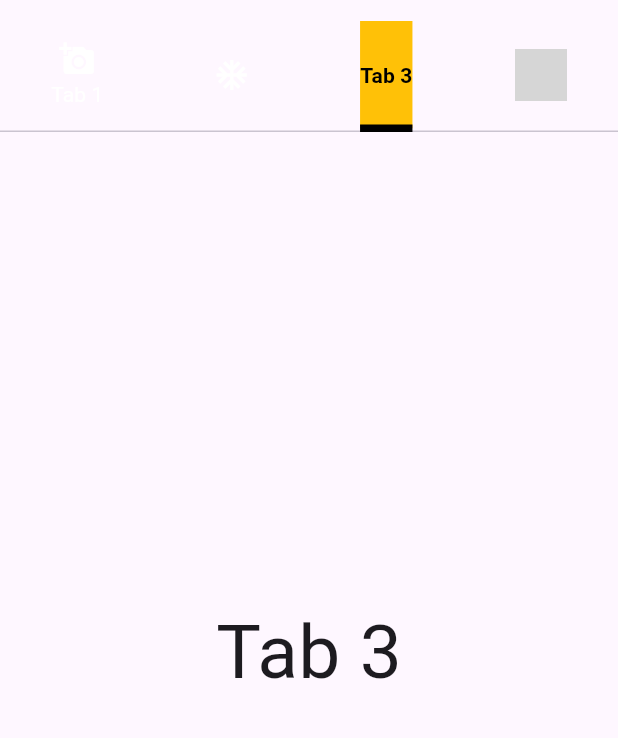
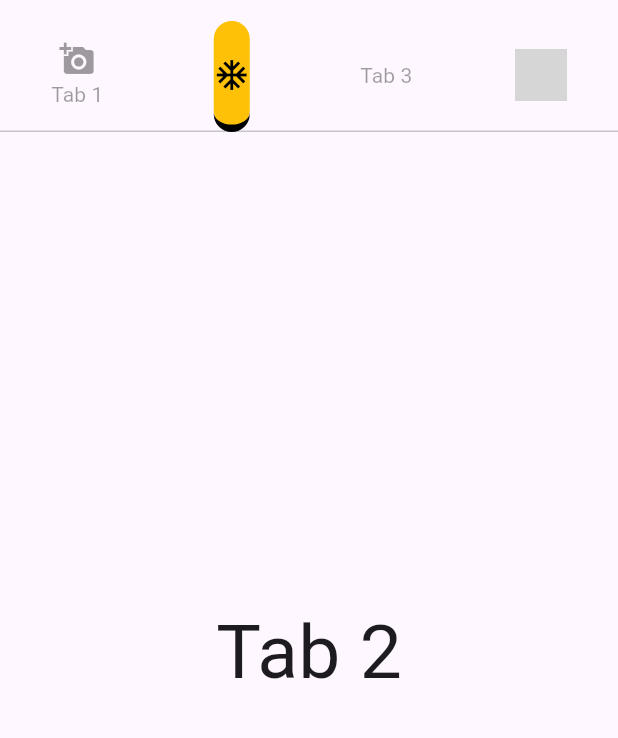
Before and after one commit to azrinurvani/Flutter-Basic-13-Tab-Bar-Widget-, a Flutter app: the screen it shows after launch, on a phone screen of 412 x 824 dp, the part 63-801 px from its top. Run offline on Flutter 3.47's test engine with Material 3 defaults, Android fonts, the phone set to English and light mode, and no system bars; network calls fail; grey boxes are pictures that could not be loaded.

Commit message:
Penambahan komentar untuk penjelasan dari TabBarView di sisi children dan length

```diff
--- a/lib/main.dart
+++ b/lib/main.dart
@@ -30,7 +30,7 @@ class MyApp extends StatelessWidget {
   Widget build(BuildContext context) {
     return MaterialApp(
       home: DefaultTabController(
-        initialIndex: 2,
+        initialIndex: 1,
         length: myTab.length,
         child: Scaffold(
           appBar: AppBar(
@@ -39,7 +39,7 @@ class MyApp extends StatelessWidget {
             bottom: TabBar(
               tabs: myTab,
               labelColor: Colors.black,
-              unselectedLabelColor: Colors.white,
+              unselectedLabelColor: Colors.black38,
               labelStyle: const TextStyle(
                 fontWeight: FontWeight.bold,
               ),
@@ -49,11 +49,11 @@ class MyApp extends StatelessWidget {
               // indicatorColor: Colors.amber,
               // indicatorWeight: 5,
               // indicatorPadding: EdgeInsets.all(10),
-              indicator: const BoxDecoration(
+              indicator: BoxDecoration(
                 //argument indicatorColor, indicatorPadding, widht dan height akan diabaikan
                 color: Colors.amber,
-                // borderRadius: BorderRadius.circular(50),
-                border: Border(
+                borderRadius: BorderRadius.circular(16),
+                border: const Border(
                   bottom: BorderSide(
                     color: Colors.black,
                     width: 5,
@@ -63,6 +63,7 @@ class MyApp extends StatelessWidget {
             ),
           ),
           body: const TabBarView(
+            //list children yang ada pada TabBarView harus sama dengan length property dari DefaultTabController
             children: [
               Center(
                 child: Text(
```
Also changed, not shown: pubspec.lock.
